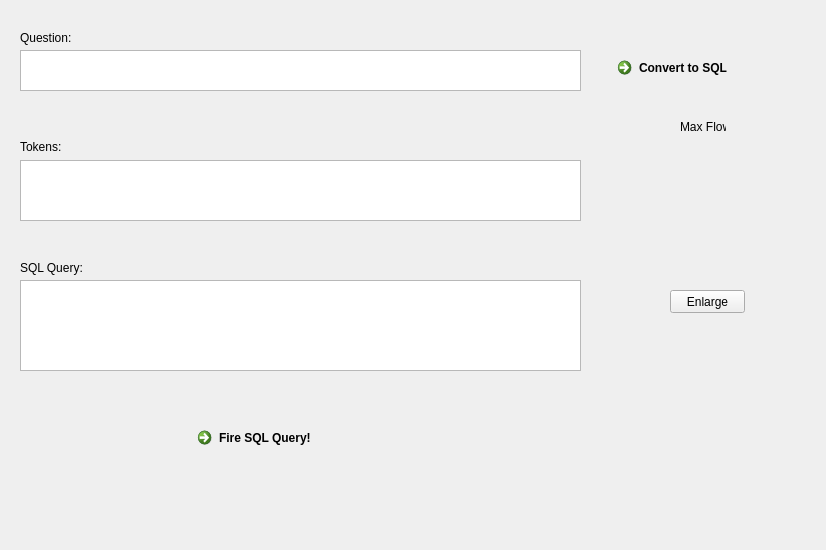
Before: the Qt Designer form code/nltk.ui in kushalbhabra/nltk-movie-db, drawn with Qt 5.
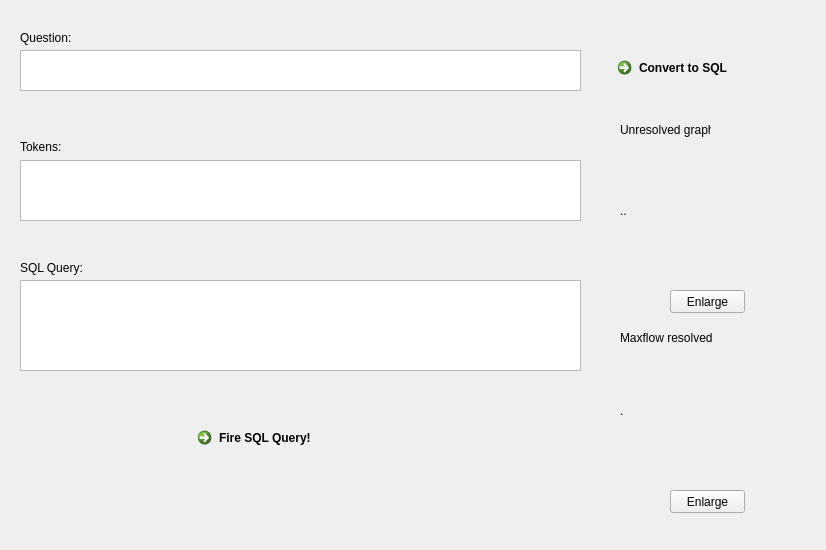
After: the same form once the commit is applied.

Patch:
```diff
--- a/code/nltk.ui
+++ b/code/nltk.ui
@@ -106,27 +106,27 @@
   <widget class="QLabel" name="label_3">
    <property name="geometry">
     <rect>
-     <x>680</x>
+     <x>620</x>
      <y>120</y>
-     <width>46</width>
-     <height>13</height>
+     <width>91</width>
+     <height>20</height>
     </rect>
    </property>
    <property name="text">
-    <string>Max Flow</string>
+    <string>Unresolved graph</string>
    </property>
   </widget>
   <widget class="QLabel" name="label_2">
    <property name="geometry">
     <rect>
-     <x>630</x>
-     <y>150</y>
+     <x>620</x>
+     <y>350</y>
      <width>171</width>
      <height>121</height>
     </rect>
    </property>
    <property name="text">
-    <string></string>
+    <string>.</string>
    </property>
   </widget>
   <widget class="QLabel" name="label_6">
@@ -181,6 +181,45 @@
     <string>Enlarge</string>
    </property>
   </widget>
+  <widget class="QLabel" name="label_5">
+   <property name="geometry">
+    <rect>
+     <x>620</x>
+     <y>150</y>
+     <width>151</width>
+     <height>121</height>
+    </rect>
+   </property>
+   <property name="text">
+    <string>..</string>
+   </property>
+  </widget>
+  <widget class="QPushButton" name="pushButton_3">
+   <property name="geometry">
+    <rect>
+     <x>670</x>
+     <y>490</y>
+     <width>75</width>
+     <height>23</height>
+    </rect>
+   </property>
+   <property name="text">
+    <string>Enlarge</string>
+   </property>
+  </widget>
+  <widget class="QLabel" name="label_8">
+   <property name="geometry">
+    <rect>
+     <x>620</x>
+     <y>330</y>
+     <width>101</width>
+     <height>16</height>
+    </rect>
+   </property>
+   <property name="text">
+    <string>Maxflow resolved</string>
+   </property>
+  </widget>
  </widget>
  <resources/>
  <connections/>
```
